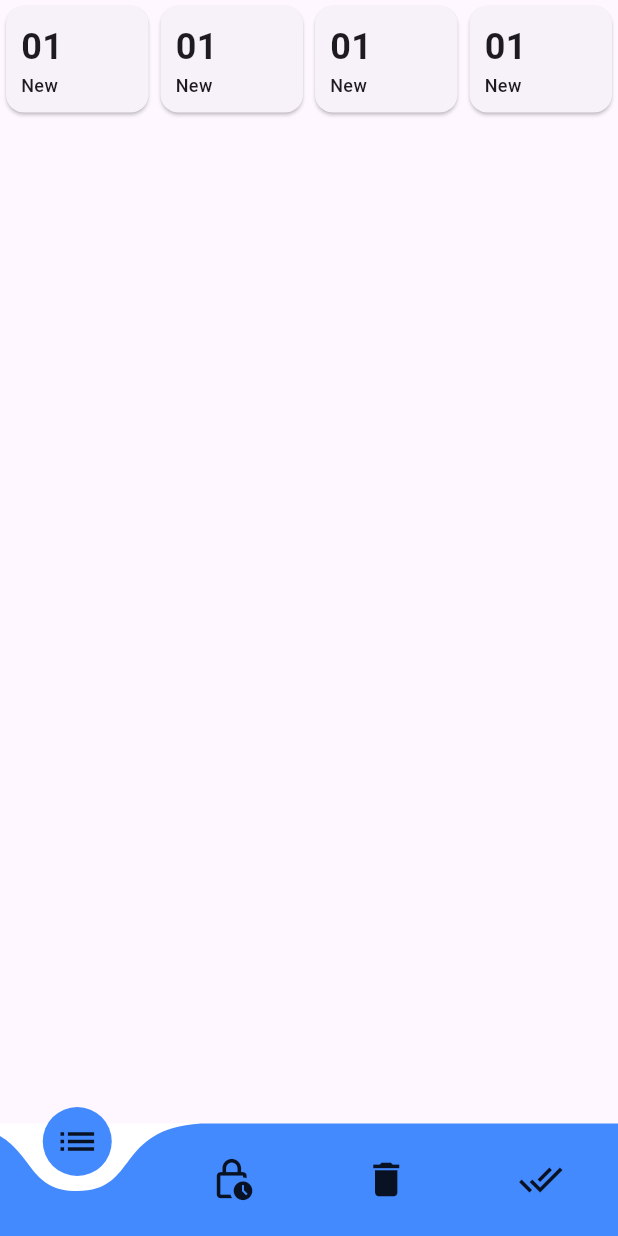
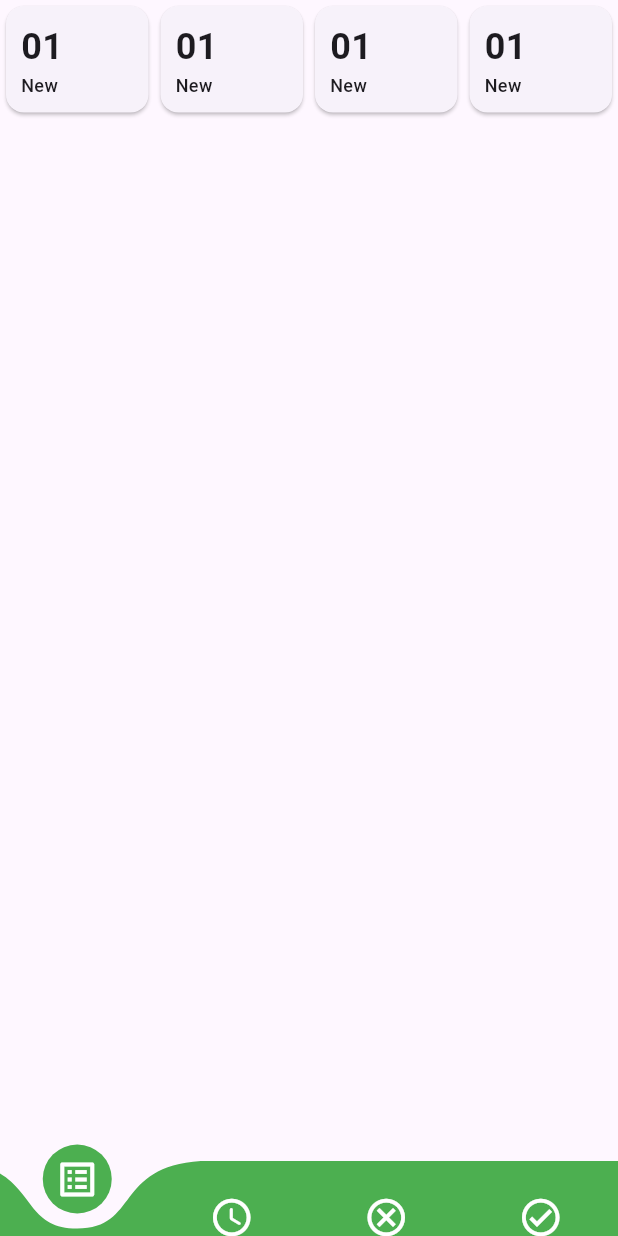
Before and after one commit to Rokeya17/DutyDash, a Flutter app: the SignUpScreen screen opened directly, after a tap on the "arrow circle right" icon, on a phone screen of 412 x 824 dp. Run offline on Flutter 3.47's test engine with Material 3 defaults, Android fonts, the phone set to English and light mode, and no system bars; drawn by our look-alikes of curved_navigation_bar; our stand-ins replace flutter_svg, get, pin_code_fields.

Commit message:
email verification has been modified

```diff
--- a/lib/presentation/screens/bottomnav_screen.dart
+++ /dev/null
@@ -1,47 +0,0 @@
-import 'package:curved_navigation_bar/curved_navigation_bar.dart';
-import 'package:dutydash/presentation/auth/delete_task_screen.dart';
-import 'package:dutydash/presentation/auth/in_progress_task.dart';
-import 'package:dutydash/presentation/auth/new_task.dart';
-import 'package:dutydash/presentation/auth/task_done_screen.dart';
-import 'package:flutter/material.dart';
-
-class BottomNavScreen extends StatefulWidget {
-  const BottomNavScreen({Key? key}) : super(key: key);
-
-  @override
-  _BottomNavScreenState createState() => _BottomNavScreenState();
-}
-
-class _BottomNavScreenState extends State<BottomNavScreen> {
-  int _selectedIndex = 0;
-
-  final List<Widget> _screens = [
-    const NewTaskScreen(),
-    const DeleteTaskScreen(),
-    const InProgressScreen(),
-    const TaskDoneScreen(),
-  ];
-
-  @override
-  Widget build(BuildContext context) {
-    return Scaffold(
-      body: _screens[_selectedIndex],
-      bottomNavigationBar: CurvedNavigationBar(
-        index: _selectedIndex,
-        backgroundColor: Colors.white,
-        color: Colors.blueAccent,
-        items: const <Widget>[
-          Icon(Icons.list, size: 30),
-          Icon(Icons.lock_clock_outlined, size: 30),
-          Icon(Icons.delete, size: 30),
-          Icon(Icons.done_all, size: 30),
-        ],
-        onTap: (int index) {
-          setState(() {
-            _selectedIndex = index;
-          });
-        },
-      ),
-    );
-  }
-}
--- /dev/null
+++ b/lib/presentation/screens/bottomnavbar_screen.dart
@@ -0,0 +1,52 @@
+import 'package:curved_navigation_bar/curved_navigation_bar.dart';
+import 'package:dutydash/presentation/auth/in_progress_task.dart';
+import 'package:dutydash/presentation/auth/task_done_screen.dart';
+import 'package:flutter/material.dart';
+
+import '../auth/new_task.dart';
+
+class BottomNavbarScreen extends StatefulWidget {
+  const BottomNavbarScreen({Key? key}) : super(key: key);
+
+  @override
+  State<BottomNavbarScreen> createState() => _BottomNavbarScreenState();
+}
+
+class _BottomNavbarScreenState extends State<BottomNavbarScreen> {
+  int _selectedIndex = 0;
+  final List<Widget> _screens = const [
+    NewTaskScreen(),
+    InProgressScreen(),
+    NewTaskScreen(),
+    TaskDoneScreen(),
+  ];
+
+  @override
+  Widget build(BuildContext context) {
+    return Scaffold(
+      body: _screens[_selectedIndex],
+      bottomNavigationBar: CurvedNavigationBar(
+        index: _selectedIndex,
+        color: Colors.green,
+        backgroundColor: Colors.transparent,
+        buttonBackgroundColor: Colors.green,
+        height: 50,
+        items: const <Widget>[
+          Icon(
+            Icons.list_alt,
+            size: 30,
+            color: Colors.white,
+          ),
+          Icon(Icons.access_time_rounded, size: 30, color: Colors.white),
+          Icon(Icons.cancel_outlined, size: 30, color: Colors.white),
+          Icon(Icons.check_circle_outlined, size: 30, color: Colors.white),
+        ],
+        onTap: (int index) {
+          setState(() {
+            _selectedIndex = index;
+          });
+        },
+      ),
+    );
+  }
+}
--- a/lib/presentation/screens/email_verification_screen.dart
+++ b/lib/presentation/screens/email_verification_screen.dart
@@ -1,4 +1,5 @@
 import 'package:dutydash/presentation/screens/otp_verification_screen.dart';
+import 'package:dutydash/presentation/screens/signin_screen.dart';
 import 'package:flutter/material.dart';
 import 'package:get/get.dart';
 
@@ -68,7 +69,11 @@ class _EmailVerificationScreenState extends State<EmailVerificationScreen> {
                 mainAxisAlignment: MainAxisAlignment.center,
                 children: [
                   const Text('Have an account?'),
-                  TextButton(onPressed: () {}, child: const Text('signIn'))
+                  TextButton(
+                      onPressed: () {
+                        Get.to(const SignInScreen());
+                      },
+                      child: const Text('signIn'))
                 ],
               ),
             ],
--- a/lib/presentation/screens/signup_screen.dart
+++ b/lib/presentation/screens/signup_screen.dart
@@ -1,4 +1,4 @@
-import 'package:dutydash/presentation/screens/bottomnav_screen.dart';
+import 'package:dutydash/presentation/screens/bottomnavbar_screen.dart';
 import 'package:flutter/material.dart';
 
 class SignUpScreen extends StatefulWidget {
@@ -114,7 +114,8 @@ class _SignUpScreenState extends State<SignUpScreen> {
                         Navigator.pushAndRemoveUntil(
                             context,
                             MaterialPageRoute(
-                                builder: (context) => const BottomNavScreen()),
+                                builder: (context) =>
+                                    const BottomNavbarScreen()),
                             (route) => false);
                       },
                       child: const Icon(Icons.arrow_circle_right_outlined),
--- a/lib/presentation/screens/update_ptofile_screen.dart
+++ b/lib/presentation/screens/update_ptofile_screen.dart
@@ -1,4 +1,4 @@
-import 'package:dutydash/presentation/screens/bottomnav_screen.dart';
+import 'package:dutydash/presentation/screens/bottomnavbar_screen.dart';
 import 'package:flutter/material.dart';
 import 'package:get/get.dart';
 
@@ -103,7 +103,7 @@ class _UpdateProfileScreenState extends State<UpdateProfileScreen> {
                 width: double.infinity,
                 child: ElevatedButton(
                   onPressed: () {
-                    Get.to(const BottomNavScreen());
+                    Get.to(const BottomNavbarScreen());
                   },
                   child: const Text('Update'),
                 ),
```
